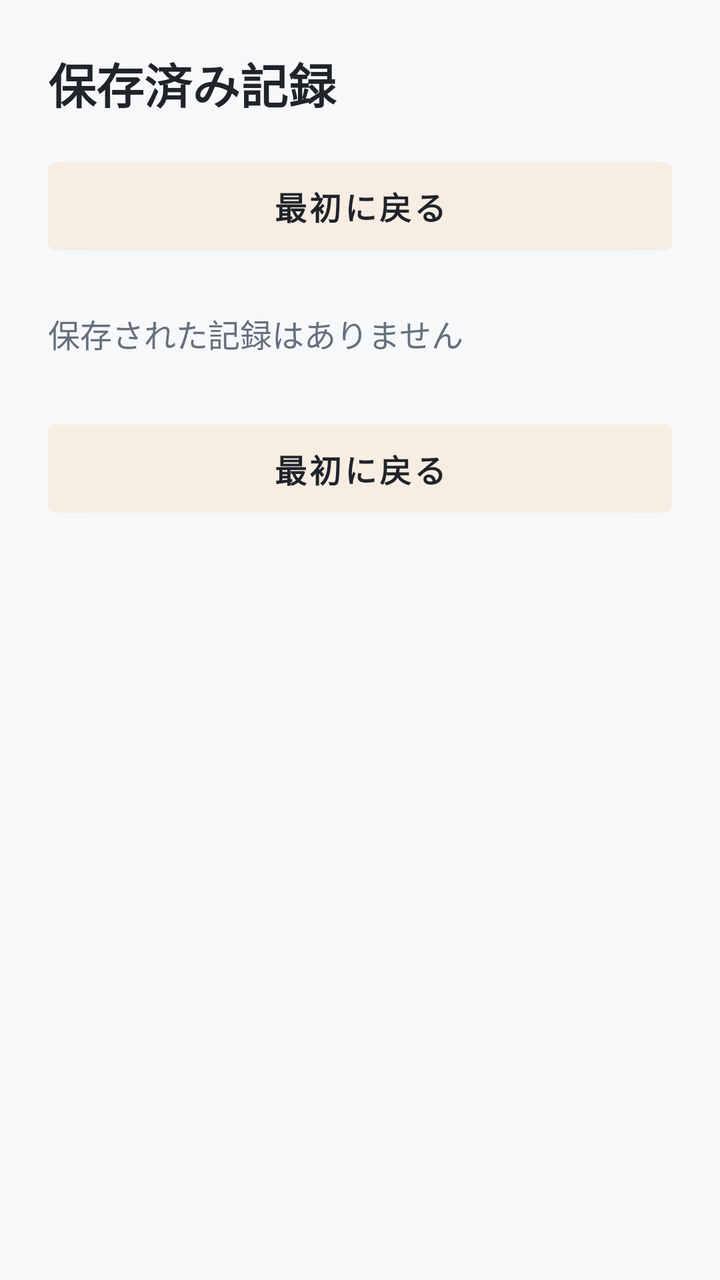
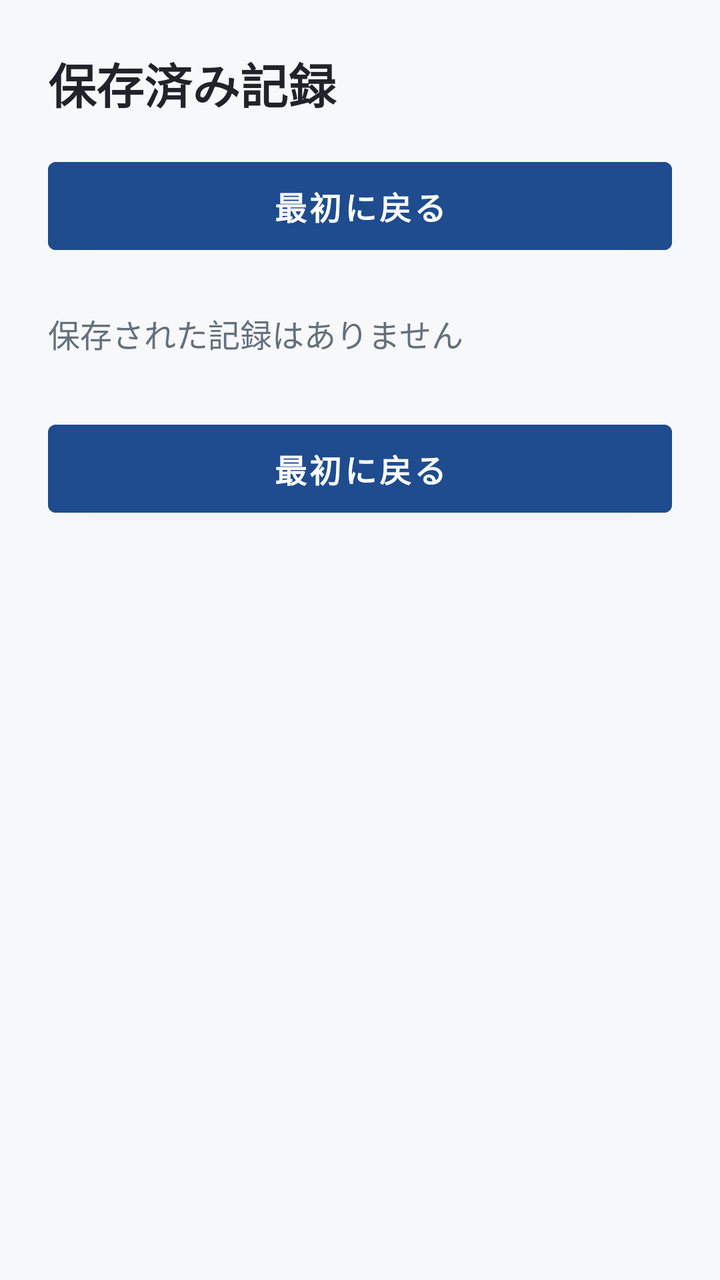

An Android layout rendered at two revisions. The XML below is the earlier revision; the diff shows what the commit changed to produce the second picture.
<!-- AndroidManifest.xml: application theme Theme.PainRecord001 -->
<!-- res/layout/activity_saved_records.xml -->
<?xml version="1.0" encoding="utf-8"?>
<ScrollView xmlns:android="http://schemas.android.com/apk/res/android"
    android:layout_width="match_parent"
    android:layout_height="match_parent"
    android:background="@color/screen_background"
    android:clipToPadding="false"
    android:fillViewport="true"
    android:paddingBottom="90dp">

    <LinearLayout
        android:layout_width="match_parent"
        android:layout_height="wrap_content"
        android:orientation="vertical"
        android:padding="24dp">

        <TextView
            android:layout_width="match_parent"
            android:layout_height="wrap_content"
            android:text="@string/saved_records_title"
            android:textColor="@color/text_primary"
            android:textSize="24sp"
            android:textStyle="bold" />

        <Button
            android:id="@+id/savedRecordsTopReturnToTopButton"
            android:layout_width="match_parent"
            android:layout_height="56dp"
            android:layout_marginTop="16dp"
            android:backgroundTint="@color/clear_button"
            android:text="@string/return_to_top"
            android:textAllCaps="false"
            android:textColor="@color/text_primary"
            android:textSize="16sp"
            android:textStyle="bold" />

        <TextView
            android:id="@+id/emptyRecordsText"
            android:layout_width="match_parent"
            android:layout_height="wrap_content"
            android:layout_marginTop="24dp"
            android:text="@string/no_saved_records"
            android:textColor="@color/text_secondary"
            android:textSize="16sp" />

        <LinearLayout
            android:id="@+id/recordsContainer"
            android:layout_width="match_parent"
            android:layout_height="wrap_content"
            android:layout_marginTop="16dp"
            android:orientation="vertical" />

        <Button
            android:id="@+id/savedRecordsReturnToTopButton"
            android:layout_width="match_parent"
            android:layout_height="56dp"
            android:layout_marginTop="12dp"
            android:backgroundTint="@color/clear_button"
            android:text="@string/return_to_top"
            android:textAllCaps="false"
            android:textColor="@color/text_primary"
            android:textSize="16sp"
            android:textStyle="bold" />

        <Space
            android:layout_width="match_parent"
            android:layout_height="90dp" />
    </LinearLayout>
</ScrollView>
<!-- resources referenced by this layout -->
<resources>
  <color name="clear_button">#FFF8EDE3</color>
  <color name="screen_background">#FFF7F8FA</color>
  <color name="text_primary">#FF20242A</color>
  <color name="text_secondary">#FF64707D</color>
  <string name="no_saved_records">保存された記録はありません</string>
  <string name="return_to_top">最初に戻る</string>
  <string name="saved_records_title">保存済み記録</string>
  <style name="Theme.PainRecord001" parent="Theme.MaterialComponents.DayNight.NoActionBar">
          
          <item name="colorPrimary">@color/accent</item>
          <item name="colorPrimaryVariant">@color/mandala_button</item>
          <item name="colorOnPrimary">@color/white</item>
          
          <item name="colorSecondary">@color/teal_200</item>
          <item name="colorSecondaryVariant">@color/teal_700</item>
          <item name="colorOnSecondary">@color/black</item>
          
          <item name="android:statusBarColor">?attr/colorPrimaryVariant</item>
          
      </style>
  <color name="accent">#FF108E71</color>
  <color name="mandala_button">#FF1F4C8E</color>
  <color name="white">#FFFFFFFF</color>
  <color name="teal_200">#FF03DAC5</color>
  <color name="teal_700">#FF018786</color>
  <color name="black">#FF000000</color>
</resources>

<!-- the commit's change to res/layout/activity_saved_records.xml (unified diff, before → after) -->
@@ -26,10 +26,10 @@
             android:layout_width="match_parent"
             android:layout_height="56dp"
             android:layout_marginTop="16dp"
-            android:backgroundTint="@color/clear_button"
+            android:backgroundTint="@color/mandala_button"
             android:text="@string/return_to_top"
             android:textAllCaps="false"
-            android:textColor="@color/text_primary"
+            android:textColor="@color/white"
             android:textSize="16sp"
             android:textStyle="bold" />
 
@@ -54,10 +54,10 @@
             android:layout_width="match_parent"
             android:layout_height="56dp"
             android:layout_marginTop="12dp"
-            android:backgroundTint="@color/clear_button"
+            android:backgroundTint="@color/mandala_button"
             android:text="@string/return_to_top"
             android:textAllCaps="false"
-            android:textColor="@color/text_primary"
+            android:textColor="@color/white"
             android:textSize="16sp"
             android:textStyle="bold" />
 
<!-- resource entries referenced after the edit -->
@@ -1,6 +1,5 @@
 <!-- resources referenced by this layout -->
 <resources>
-  <color name="clear_button">#FFF8EDE3</color>
   <color name="screen_background">#FFF7F8FA</color>
   <color name="text_primary">#FF20242A</color>
   <color name="text_secondary">#FF64707D</color>
